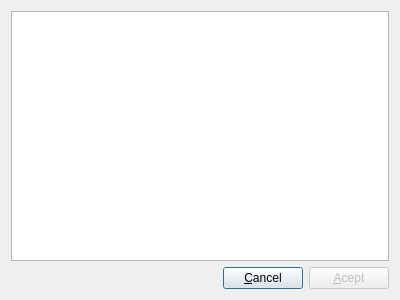
This is yatel/gui/uis/VersionDialog.ui in leliel12/yatel as Qt 5 draws it before an edit. The edited form follows.
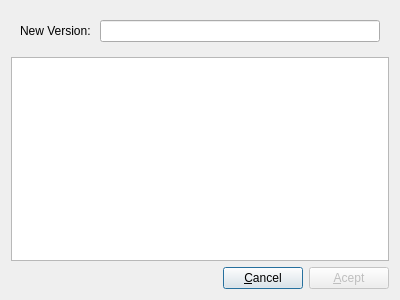
This is the edited form.

What changed in the file:
```diff
--- a/yatel/gui/uis/VersionDialog.ui
+++ b/yatel/gui/uis/VersionDialog.ui
@@ -14,6 +14,22 @@
    <string>Versions</string>
   </property>
   <layout class="QVBoxLayout" name="verticalLayout">
+   <item>
+    <widget class="QWidget" name="newVersionWidget" native="true">
+     <layout class="QHBoxLayout" name="horizontalLayout_2">
+      <item>
+       <widget class="QLabel" name="label">
+        <property name="text">
+         <string>New Version: </string>
+        </property>
+       </widget>
+      </item>
+      <item>
+       <widget class="QLineEdit" name="versionLineEdit"/>
+      </item>
+     </layout>
+    </widget>
+   </item>
    <item>
     <widget class="QListWidget" name="versionsList"/>
    </item>
```
